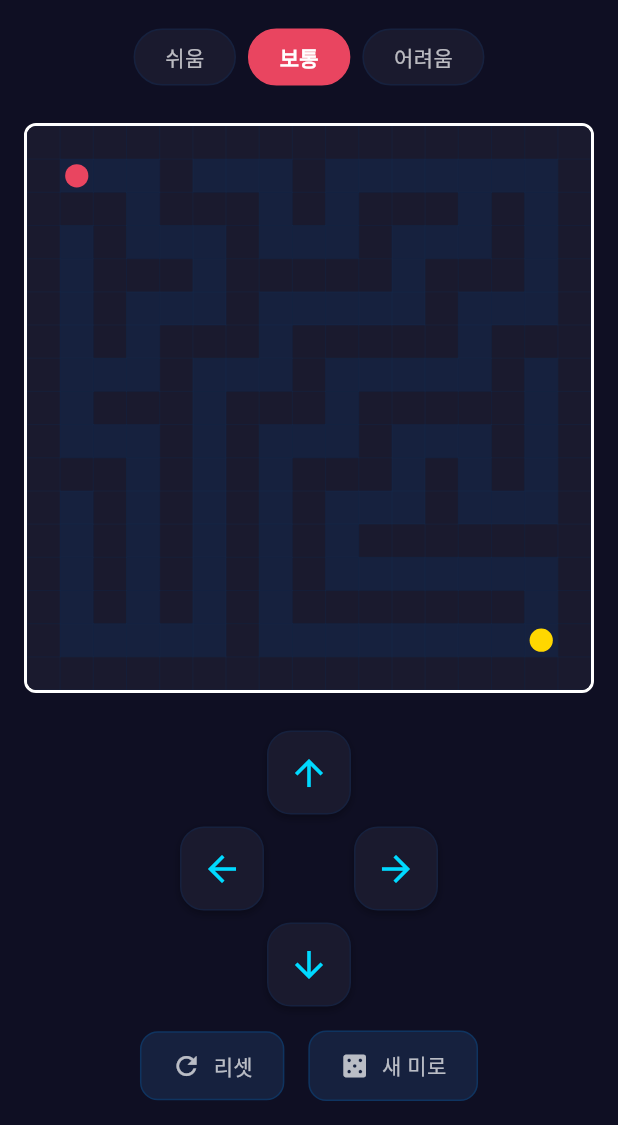
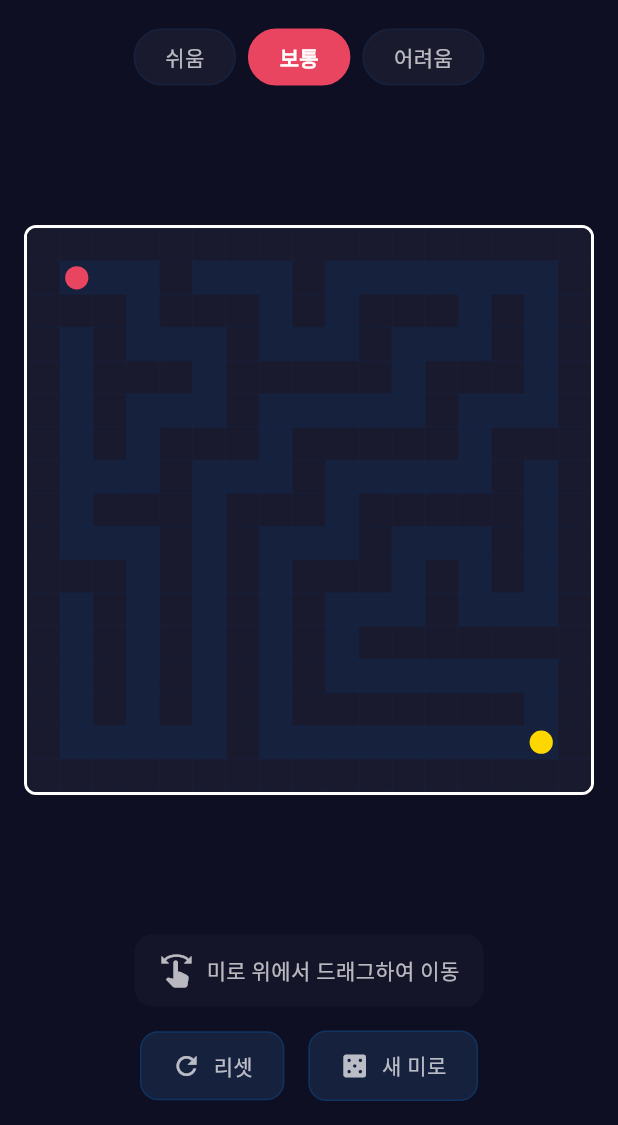
Before and after one commit to mhpark03/maze, a Flutter app: the screen it shows after launch, on a phone screen of 412 x 824 dp, the part 111-1236 px from its top. Run offline on Flutter 3.47's test engine with Material 3 defaults, Android fonts, the phone set to English and light mode, and no system bars.

Commit message:
feat: 마우스 드래그로 플레이어 이동 기능 구현
상하좌우 버튼을 제거하고 미로 위에서 드래그하여
플레이어를 이동할 수 있도록 변경. 드래그 방향에 따라
상/하/좌/우로 이동하며, 연속 드래그도 지원.

```diff
--- a/lib/screens/game_screen.dart
+++ b/lib/screens/game_screen.dart
@@ -211,7 +211,10 @@ class _GameScreenState extends State<GameScreen> {
                   child: Padding(
                     padding: const EdgeInsets.all(16),
                     child: Center(
-                      child: MazeWidget(maze: maze),
+                      child: MazeWidget(
+                        maze: maze,
+                        onMove: _movePlayer,
+                      ),
                     ),
                   ),
                 ),
@@ -345,39 +348,30 @@ class _GameScreenState extends State<GameScreen> {
       padding: const EdgeInsets.symmetric(horizontal: 16),
       child: Column(
         children: [
-          Row(
-            mainAxisAlignment: MainAxisAlignment.center,
-            children: [
-              _buildControlButton(
-                Icons.arrow_upward,
-                () => _movePlayer(const Position(-1, 0)),
-              ),
-            ],
-          ),
-          const SizedBox(height: 8),
-          Row(
-            mainAxisAlignment: MainAxisAlignment.center,
-            children: [
-              _buildControlButton(
-                Icons.arrow_back,
-                () => _movePlayer(const Position(0, -1)),
-              ),
-              const SizedBox(width: 60),
-              _buildControlButton(
-                Icons.arrow_forward,
-                () => _movePlayer(const Position(0, 1)),
-              ),
-            ],
-          ),
-          const SizedBox(height: 8),
-          Row(
-            mainAxisAlignment: MainAxisAlignment.center,
-            children: [
-              _buildControlButton(
-                Icons.arrow_downward,
-                () => _movePlayer(const Position(1, 0)),
-              ),
-            ],
+          Container(
+            padding: const EdgeInsets.symmetric(horizontal: 16, vertical: 12),
+            decoration: BoxDecoration(
+              color: const Color(0xFF1A1A2E).withOpacity(0.5),
+              borderRadius: BorderRadius.circular(12),
+            ),
+            child: Row(
+              mainAxisSize: MainAxisSize.min,
+              children: [
+                Icon(
+                  Icons.swipe,
+                  color: Colors.white.withOpacity(0.7),
+                  size: 24,
+                ),
+                const SizedBox(width: 8),
+                Text(
+                  '미로 위에서 드래그하여 이동',
+                  style: TextStyle(
+                    color: Colors.white.withOpacity(0.7),
+                    fontSize: 14,
+                  ),
+                ),
+              ],
+            ),
           ),
           const SizedBox(height: 16),
           Row(
@@ -389,29 +383,6 @@ class _GameScreenState extends State<GameScreen> {
             ],
           ),
         ],
-      ),
-    );
-  }
-
-  Widget _buildControlButton(IconData icon, VoidCallback onPressed) {
-    return GestureDetector(
-      onTap: onPressed,
-      child: Container(
-        width: 56,
-        height: 56,
-        decoration: BoxDecoration(
-          color: const Color(0xFF1A1A2E),
-          borderRadius: BorderRadius.circular(16),
-          border: Border.all(color: const Color(0xFF16213E)),
-          boxShadow: [
-            BoxShadow(
-              color: Colors.black.withOpacity(0.3),
-              blurRadius: 4,
-              offset: const Offset(0, 2),
-            ),
-          ],
-        ),
-        child: Icon(icon, color: const Color(0xFF00D9FF), size: 28),
       ),
     );
   }
--- a/lib/widgets/maze_widget.dart
+++ b/lib/widgets/maze_widget.dart
@@ -1,15 +1,61 @@
 import 'package:flutter/material.dart';
 import '../models/maze.dart';
 
-class MazeWidget extends StatelessWidget {
+class MazeWidget extends StatefulWidget {
   final Maze maze;
+  final void Function(Position direction)? onMove;
 
-  const MazeWidget({super.key, required this.maze});
+  const MazeWidget({super.key, required this.maze, this.onMove});
+
+  @override
+  State<MazeWidget> createState() => _MazeWidgetState();
+}
+
+class _MazeWidgetState extends State<MazeWidget> {
+  Offset? _dragStart;
+  static const double _dragThreshold = 20.0;
+
+  void _handlePanStart(DragStartDetails details) {
+    _dragStart = details.localPosition;
+  }
+
+  void _handlePanUpdate(DragUpdateDetails details) {
+    if (_dragStart == null || widget.onMove == null) return;
+
+    final delta = details.localPosition - _dragStart!;
+
+    if (delta.distance < _dragThreshold) return;
+
+    // 드래그 방향 결정
+    Position? direction;
+    if (delta.dx.abs() > delta.dy.abs()) {
+      // 수평 이동
+      direction = delta.dx > 0
+          ? const Position(0, 1)  // 오른쪽
+          : const Position(0, -1); // 왼쪽
+    } else {
+      // 수직 이동
+      direction = delta.dy > 0
+          ? const Position(1, 0)  // 아래
+          : const Position(-1, 0); // 위
+    }
+
+    widget.onMove!(direction);
+    _dragStart = details.localPosition; // 연속 이동을 위해 시작점 갱신
+  }
+
+  void _handlePanEnd(DragEndDetails details) {
+    _dragStart = null;
+  }
 
   @override
   Widget build(BuildContext context) {
     return AspectRatio(
-      aspectRatio: maze.cols / maze.rows,
+      aspectRatio: widget.maze.cols / widget.maze.rows,
+      child: GestureDetector(
+        onPanStart: _handlePanStart,
+        onPanUpdate: _handlePanUpdate,
+        onPanEnd: _handlePanEnd,
         child: Container(
           decoration: BoxDecoration(
             border: Border.all(color: Colors.white, width: 2),
@@ -18,8 +64,9 @@ class MazeWidget extends StatelessWidget {
           child: ClipRRect(
             borderRadius: BorderRadius.circular(6),
             child: CustomPaint(
-            painter: MazePainter(maze: maze),
+              painter: MazePainter(maze: widget.maze),
               size: Size.infinite,
+            ),
           ),
         ),
       ),
```
Lines whose indentation alone changed are shown as unchanged.
